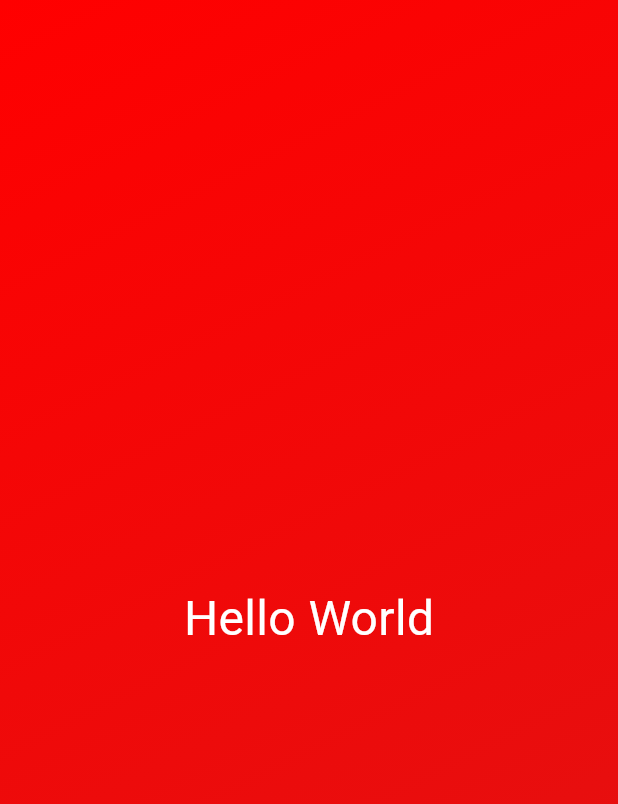
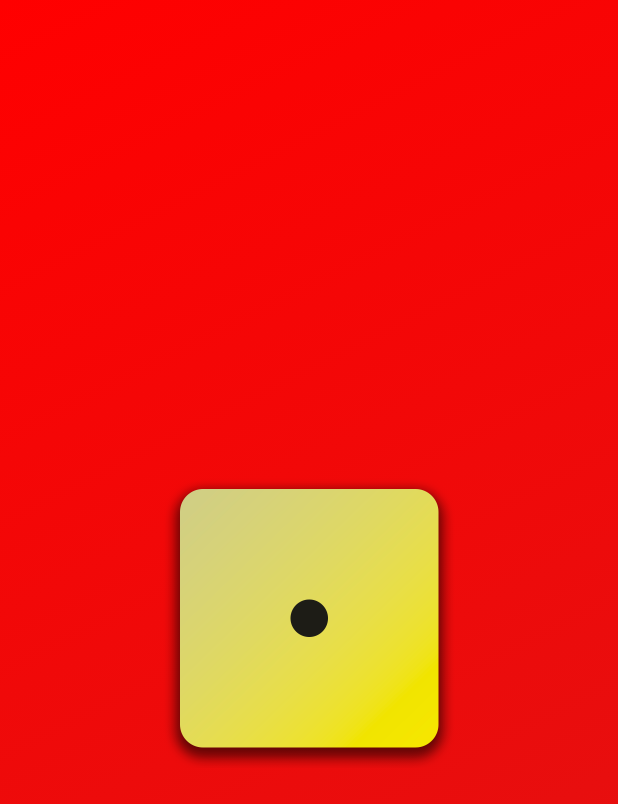
Before and after one commit to agiratech-arokiavimalraj/flutter_traffic, a Flutter app: the screen it shows after launch, on a phone screen of 412 x 824 dp. Shown: the top 804 px of the screen. Run offline on Flutter 3.47's test engine with Material 3 defaults, Android fonts, the light colour scheme and no system bars.

Commit message:
first commit

```diff
--- a/lib/gradient_container.dart
+++ b/lib/gradient_container.dart
@@ -1,23 +1,25 @@
 import 'package:flutter/material.dart';
-import 'package:traffic_law/text_styling.dart';
 
 class GradientContainer extends StatelessWidget {
-  const GradientContainer({super.key});
+  const GradientContainer(this.color1, this.color2, {super.key});
 
+  final Color color1;
+  final Color color2;
   @override
   Widget build(context) {
     return Container(
-      decoration: const BoxDecoration(
+      decoration: BoxDecoration(
         gradient: LinearGradient(
-          colors: [
-            Color.fromARGB(255, 255, 0, 0),
-            Color.fromARGB(255, 222, 20, 20),
-          ],
+          colors: [color1, color2],
           begin: Alignment.topLeft,
           end: Alignment.bottomRight,
         ),
       ),
-      child: const Center(child: TextStyling()),
+      child: Center(
+          child: Image.asset(
+        'assets/images/dice-1.png',
+        width: 200,
+      )),
     );
   }
 }
--- a/lib/main.dart
+++ b/lib/main.dart
@@ -5,7 +5,8 @@
   runApp(
     const MaterialApp(
       home: Scaffold(
-        body: GradientContainer(),
+        body: GradientContainer(
+            Color.fromARGB(255, 255, 0, 0), Color.fromARGB(255, 222, 20, 20)),
       ),
     ),
   );
--- a/lib/text_styling.dart
+++ b/lib/text_styling.dart
@@ -1,13 +1,13 @@
 import 'package:flutter/material.dart';
 
 class TextStyling extends StatelessWidget {
-  const TextStyling({super.key});
-
+  const TextStyling(this.text, {super.key});
+  final String text;
   @override
   Widget build(context) {
-    return const Text(
-      "Hello World",
-      style: TextStyle(
+    return Text(
+      text,
+      style: const TextStyle(
         color: Colors.white,
         fontSize: 32,
       ),
```
Also changed, not shown: pubspec.yaml (+9 -7 lines), assets/images/dice-1.png (added), assets/images/dice-2.png (added), assets/images/dice-3.png (added), assets/images/dice-4.png (added), assets/images/dice-5.png (added), assets/images/dice-6.png (added).
